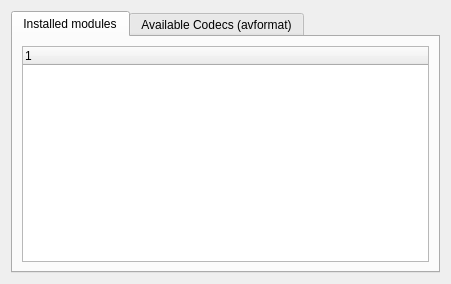
KDE/kdenlive, file src/widgets/wizardmltcheck_ui.ui: the form before one commit.
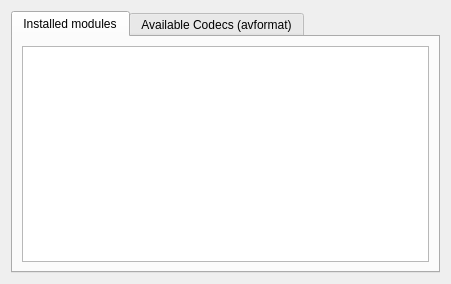
The form after the commit.

What changed in the file:
```diff
--- a/src/widgets/wizardmltcheck_ui.ui
+++ b/src/widgets/wizardmltcheck_ui.ui
@@ -28,11 +28,31 @@
            <verstretch>0</verstretch>
           </sizepolicy>
          </property>
+         <property name="alternatingRowColors">
+          <bool>true</bool>
+         </property>
+         <property name="rootIsDecorated">
+          <bool>false</bool>
+         </property>
+         <property name="columnCount">
+          <number>2</number>
+         </property>
+         <attribute name="headerVisible">
+          <bool>false</bool>
+         </attribute>
+         <attribute name="headerVisible">
+          <bool>false</bool>
+         </attribute>
          <column>
           <property name="text" >
            <string>1</string>
           </property>
          </column>
+         <column>
+          <property name="text">
+           <string notr="true">2</string>
+          </property>
+         </column>
         </widget>
        </item>
       </layout>
```
Left out of the diff: 85 changed lines with no effect on the pictures.
